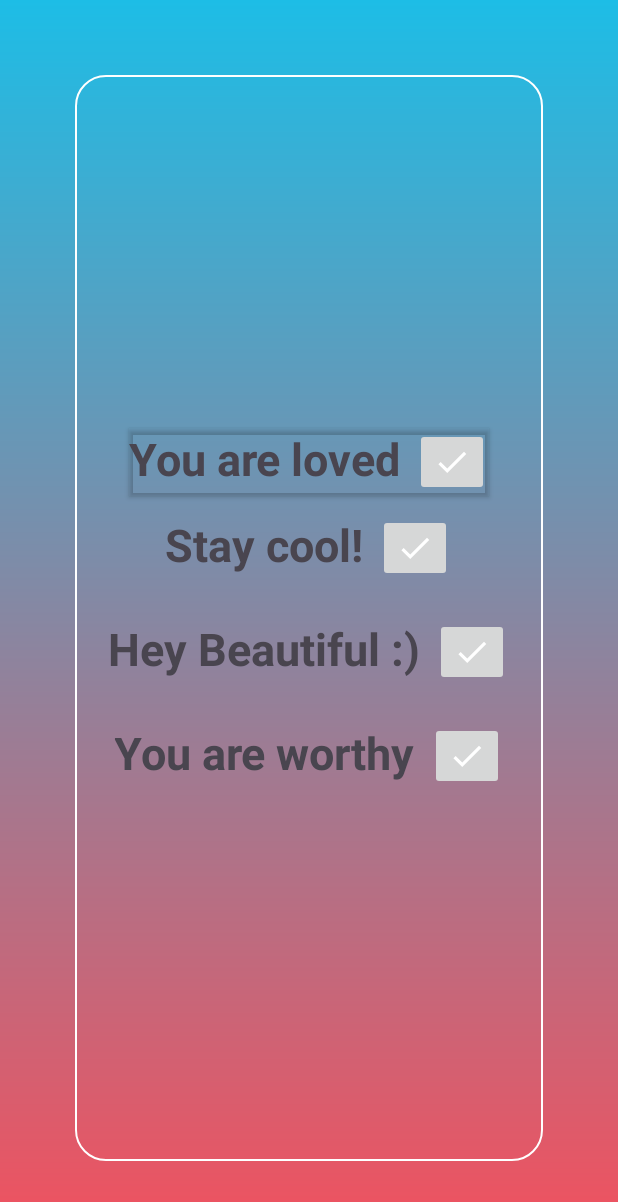
After one commit to Temii-mp3/Uplifty, an Android app: the mantras_page screen opened directly, with no data from a screen before it, on a phone screen of 412 x 824 dp. The commit adds this screen. Shown: the top 1202 px of the screen. Run offline under Robolectric (Android 15) with nearby library versions, the phone set to English and light mode, and no system bars.

Commit message:
created mantras page, made functioning click and unclick buttons

```diff
--- a/uplifty/app/src/main/AndroidManifest.xml
+++ b/uplifty/app/src/main/AndroidManifest.xml
@@ -12,6 +12,9 @@
         android:supportsRtl="true"
         android:theme="@style/Theme.Uplifty"
         tools:targetApi="31">
+        <activity
+            android:name=".mantras_page"
+            android:exported="false" />
         <activity
             android:name=".dashboard"
             android:exported="false" />
--- a/uplifty/app/src/main/java/com/example/uplifty/dashboard.java
+++ b/uplifty/app/src/main/java/com/example/uplifty/dashboard.java
@@ -2,11 +2,18 @@ package com.example.uplifty;
 
 import androidx.appcompat.app.AppCompatActivity;
 
+import android.content.Intent;
 import android.os.Bundle;
+import android.widget.Button;
+import android.widget.LinearLayout;
 import android.widget.TextView;
+import android.widget.Toast;
+
+import java.util.ArrayList;
 
 public class dashboard extends AppCompatActivity {
     private TextView dashboardInfo;
+    private LinearLayout settings, helpLine, dailyFeelings, mantras;
     @Override
     protected void onCreate(Bundle savedInstanceState) {
         super.onCreate(savedInstanceState);
@@ -15,6 +22,17 @@ public class dashboard extends AppCompatActivity {
         dashboardInfo = findViewById(R.id.displayDashInfo);
         String dashBoard = "Hello, " + name + " welcome to your dashboard";
         dashboardInfo.setText(dashBoard); //Display Dashboard
+
+        //set each respective button to its square on dashboard
+        settings = findViewById(R.id.settings);
+        helpLine = findViewById(R.id.helpline);
+        dailyFeelings = findViewById(R.id.dailyfeelings);
+        mantras = findViewById(R.id.mantras);
+
+        mantras.setOnClickListener(v->{
+            Intent mantrasPage = new Intent(this,mantras_page.class);
+            startActivity(mantrasPage);
+        });
     }
 
 
--- /dev/null
+++ b/uplifty/app/src/main/java/com/example/uplifty/mantras_page.java
@@ -0,0 +1,68 @@
+package com.example.uplifty;
+
+import androidx.appcompat.app.AppCompatActivity;
+
+import android.graphics.Color;
+import android.os.Bundle;
+import android.os.Handler;
+import android.widget.ImageButton;
+import android.widget.TextView;
+import android.widget.Toast;
+
+import java.util.ArrayList;
+
+public class mantras_page extends AppCompatActivity {
+    private ImageButton mantra1, mantra2, mantra3, mantra4;
+
+    private TextView getMantra1, getMantra2, getMantra3, getMantra4;
+    private boolean isDoubleClick = false;
+
+    private ArrayList<String> messages = new ArrayList<>();
+    private Handler onclickhandler = new Handler();
+
+    @Override
+    protected void onCreate(Bundle savedInstanceState) {
+        super.onCreate(savedInstanceState);
+        setContentView(R.layout.activity_mantras_page);
+
+
+        mantra1 = findViewById(R.id.mantraclick3);
+        mantra2 = findViewById(R.id.mantraclick2);
+        mantra3 = findViewById(R.id.mantraclick1);
+        mantra4 = findViewById(R.id.mantraclick);
+
+        getMantra1 = findViewById(R.id.mantraview3);
+        getMantra2 = findViewById(R.id.mantraview2);
+        getMantra3 = findViewById(R.id.mantraview1);
+        getMantra4 = findViewById(R.id.mantraview);
+
+        ArrayList <ImageButton> buttons = new ArrayList<>();
+
+        buttons.add(mantra1);
+        buttons.add(mantra2);
+        buttons.add(mantra3);
+        buttons.add(mantra4);
+
+        for (ImageButton b : buttons){
+            b.setOnClickListener(V->{
+                if(isDoubleClick){
+                    b.setBackgroundColor(Color.GRAY);
+                    isDoubleClick = false;
+                    Toast.makeText(this, "Unadded from your list", Toast.LENGTH_SHORT).show();
+                }else{
+                    b.setBackgroundColor(Color.GREEN);
+                    isDoubleClick = true;
+
+                    Toast.makeText(this, "Added to your list", Toast.LENGTH_SHORT).show();
+                    onclickhandler.postDelayed(()->{
+                        if(isDoubleClick){
+                            b.setBackgroundColor(Color.GRAY);
+                            isDoubleClick = false;
+                        }
+                    }, 1000000);
+                }
+            });
+        }
+
+    }
+}
--- /dev/null
+++ b/uplifty/app/src/main/res/drawable/checkmark_mantra.xml
@@ -0,0 +1,5 @@
+<vector android:height="25dp" android:tint="#FFFFFF"
+    android:viewportHeight="24" android:viewportWidth="24"
+    android:width="25dp" xmlns:android="http://schemas.android.com/apk/res/android">
+    <path android:fillColor="@android:color/white" android:pathData="M9,16.17L4.83,12l-1.42,1.41L9,19 21,7l-1.41,-1.41z"/>
+</vector>
--- a/uplifty/app/src/main/res/layout/activity_dashboard.xml
+++ b/uplifty/app/src/main/res/layout/activity_dashboard.xml
@@ -43,6 +43,7 @@
                 android:layout_width="match_parent"
                 android:layout_height="match_parent"
                 android:gravity="center"
+                android:id="@+id/mantras"
                 android:orientation="vertical">
 
                 <ImageView
@@ -79,6 +80,7 @@
                 android:layout_width="match_parent"
                 android:layout_height="match_parent"
                 android:gravity="center"
+                android:id="@+id/helpline"
                 android:orientation="vertical">
 
                 <ImageView
@@ -115,6 +117,7 @@
                 android:layout_width="match_parent"
                 android:layout_height="match_parent"
                 android:gravity="center"
+                android:id="@+id/settings"
                 android:orientation="vertical">
 
                 <ImageView
@@ -149,6 +152,7 @@
                 android:layout_width="match_parent"
                 android:layout_height="match_parent"
                 android:gravity="center"
+                android:id="@+id/dailyfeelings"
                 android:orientation="vertical">
 
                 <ImageView
--- /dev/null
+++ b/uplifty/app/src/main/res/layout/activity_mantras_page.xml
@@ -0,0 +1,166 @@
+<?xml version="1.0" encoding="utf-8"?>
+<RelativeLayout xmlns:android="http://schemas.android.com/apk/res/android"
+    xmlns:app="http://schemas.android.com/apk/res-auto"
+    xmlns:tools="http://schemas.android.com/tools"
+    android:layout_width="match_parent"
+    android:layout_height="match_parent"
+    android:background="@drawable/loginpage"
+    tools:context=".dashboard">
+
+    <LinearLayout
+        android:layout_width="match_parent"
+        android:layout_height="match_parent"
+        android:layout_marginStart="50dp"
+        android:layout_marginTop="50dp"
+        android:layout_marginEnd="50dp"
+        android:layout_marginBottom="50dp"
+        android:background="@drawable/linear_layout_login"
+        android:gravity="center"
+        android:orientation="vertical">
+
+
+        <androidx.cardview.widget.CardView
+            android:layout_width="wrap_content"
+            android:layout_height="wrap_content"
+            app:cardBackgroundColor="@android:color/transparent">
+
+            <LinearLayout
+                android:id="@+id/mantras"
+                android:layout_width="wrap_content"
+                android:layout_height="wrap_content"
+                android:gravity="center"
+                android:orientation="horizontal">
+
+                <TextView
+                    android:layout_width="wrap_content"
+                    android:layout_height="wrap_content"
+                    android:layout_gravity="center_horizontal"
+                    android:text="You are loved"
+                    android:id="@+id/mantraview3"
+                    android:textSize="30sp"
+                    android:textStyle="bold"></TextView>
+
+                <ImageButton
+                    android:layout_width="wrap_content"
+                    android:layout_height="wrap_content"
+                    android:id="@+id/mantraclick3"
+                    android:src="@drawable/checkmark_mantra"
+                    android:layout_marginLeft="10dp" />
+
+            </LinearLayout>
+
+        </androidx.cardview.widget.CardView>
+
+        <androidx.cardview.widget.CardView
+            android:layout_width="wrap_content"
+            android:layout_height="wrap_content"
+            android:layout_column="1"
+            android:layout_columnWeight="1"
+            android:layout_margin="12dp"
+            app:cardBackgroundColor="@android:color/transparent"
+            app:cardCornerRadius="15dp"
+            app:cardElevation="0dp">
+
+            <LinearLayout
+                android:id="@+id/helpline"
+                android:layout_width="wrap_content"
+                android:layout_height="wrap_content"
+                android:gravity="center"
+                android:orientation="horizontal">
+
+                <TextView
+                    android:layout_width="wrap_content"
+                    android:layout_height="wrap_content"
+                    android:layout_gravity="center_horizontal"
+                    android:text="Stay cool!"
+                    android:id="@+id/mantraview2"
+                    android:textSize="30sp"
+                    android:textStyle="bold"></TextView>
+
+                <ImageButton
+                    android:layout_width="wrap_content"
+                    android:layout_height="wrap_content"
+                    android:src="@drawable/checkmark_mantra"
+                    android:id="@+id/mantraclick2"
+                    android:layout_marginLeft="10dp" />
+
+            </LinearLayout>
+
+        </androidx.cardview.widget.CardView>
+
+        <androidx.cardview.widget.CardView
+            android:layout_width="wrap_content"
+            android:layout_height="wrap_content"
+            android:layout_column="2"
+            android:layout_columnWeight="1"
+            android:layout_margin="12dp"
+            app:cardBackgroundColor="@android:color/transparent"
+            app:cardCornerRadius="15dp"
+            app:cardElevation="0dp">
+
+            <LinearLayout
+                android:id="@+id/settings"
+                android:layout_width="wrap_content"
+                android:layout_height="wrap_content"
+                android:layout_gravity="center"
+                android:gravity="center"
+                android:orientation="horizontal">
+
+                <TextView
+                    android:layout_width="wrap_content"
+                    android:layout_height="wrap_content"
+                    android:layout_gravity="center_horizontal"
+                    android:text="Hey Beautiful :)"
+                    android:id="@+id/mantraview1"
+                    android:textSize="30sp"
+                    android:textStyle="bold" />
+
+                <ImageButton
+                    android:layout_width="wrap_content"
+                    android:layout_height="wrap_content"
+                    android:src="@drawable/checkmark_mantra"
+                    android:id="@+id/mantraclick1"
+                    android:layout_marginLeft="10dp" />
+            </LinearLayout>
+        </androidx.cardview.widget.CardView>
+
+        <androidx.cardview.widget.CardView
+            android:layout_width="wrap_content"
+            android:layout_height="wrap_content"
+            android:layout_row="0"
+            android:layout_column="3"
+            android:layout_columnWeight="1"
+            android:layout_margin="12dp"
+            app:cardBackgroundColor="@android:color/transparent"
+            app:cardCornerRadius="15dp"
+            app:cardElevation="0dp">
+
+            <LinearLayout
+                android:id="@+id/dailyfeelings"
+                android:layout_width="match_parent"
+                android:layout_height="match_parent"
+                android:gravity="center"
+                android:orientation="horizontal">
+
+
+                <TextView
+                    android:layout_width="wrap_content"
+                    android:layout_height="wrap_content"
+                    android:layout_gravity="center_horizontal"
+                    android:text="You are worthy"
+                    android:id="@+id/mantraview"
+                    android:textSize="30sp"
+                    android:textStyle="bold" />
+
+                <ImageButton
+                    android:layout_width="wrap_content"
+                    android:layout_height="wrap_content"
+                    android:src="@drawable/checkmark_mantra"
+                    android:id="@+id/mantraclick"
+                    android:layout_marginLeft="10dp" />
+
+            </LinearLayout>
+
+        </androidx.cardview.widget.CardView>
+    </LinearLayout>
+</RelativeLayout>
```
